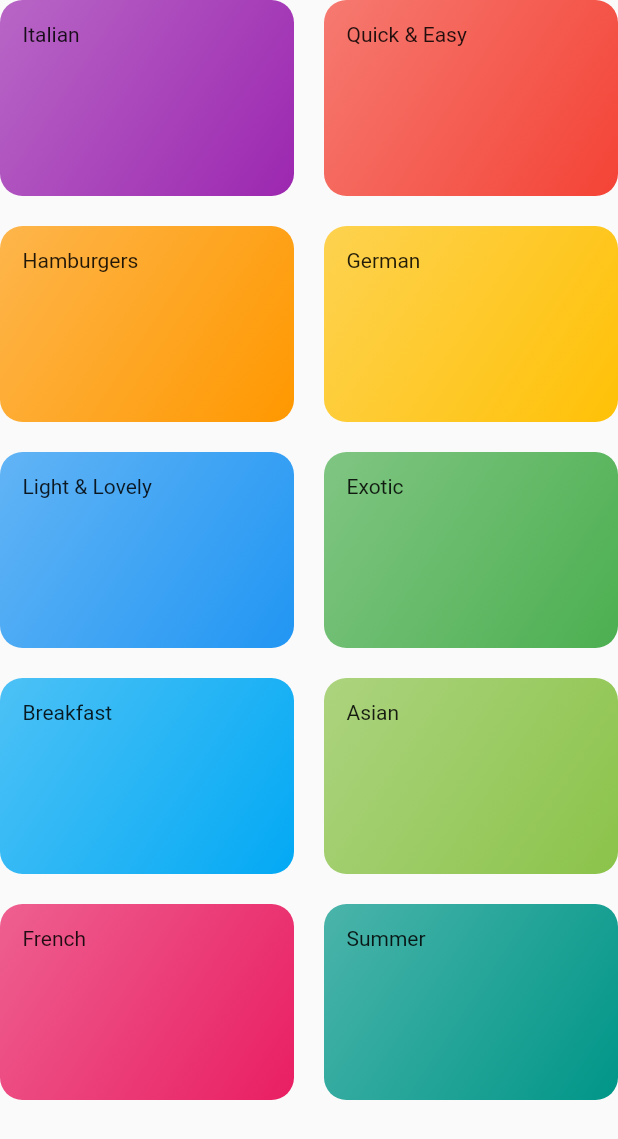
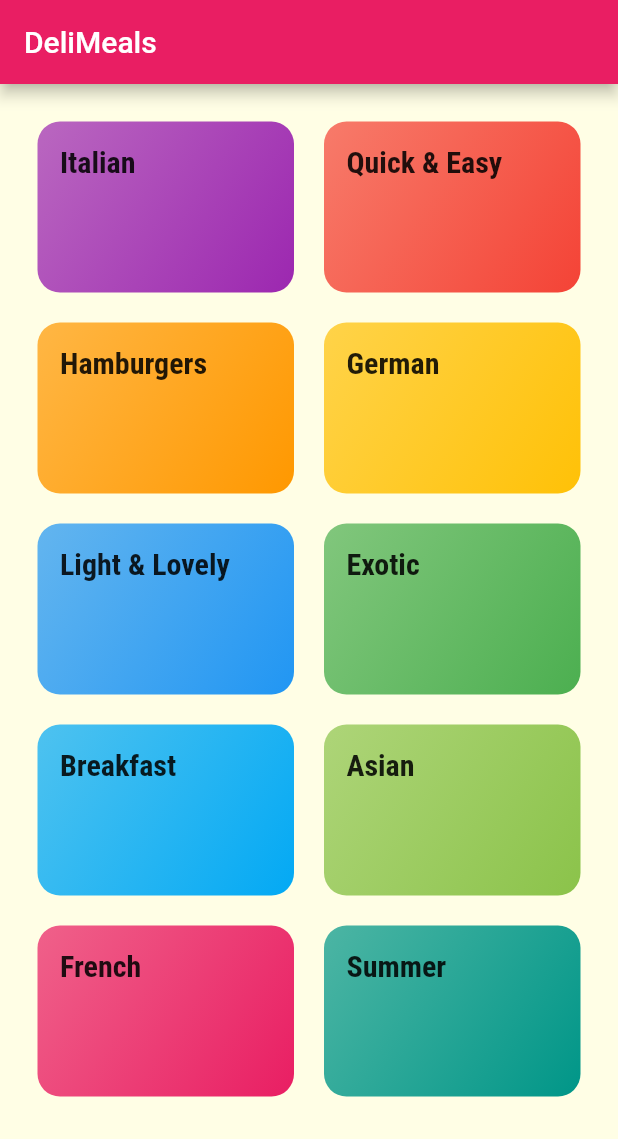
Before and after one commit to Arkadian404/flutter_meals_app, a Flutter app: the CategoriesScreen screen opened directly, on a phone screen of 412 x 824 dp. Shown: the top 1139 px of the screen. Run offline on Flutter 3.47's test engine with Material 2 defaults, Android fonts, the phone set to English and light mode, and no system bars.

```diff
--- a/lib/categories_screen.dart
+++ b/lib/categories_screen.dart
@@ -8,7 +8,12 @@ class CategoriesScreen extends StatelessWidget {
 
   @override
   Widget build(BuildContext context) {
-    return GridView(
+    return Scaffold(
+      appBar: AppBar(
+        title: const Text("DeliMeals"),
+      ),
+      body: GridView(
+        padding: EdgeInsets.all(25),
         children: DUMMY_CATEGORIES
             .map((catData) => CategoryItem(
                   catData.title,
@@ -21,6 +26,7 @@ class CategoriesScreen extends StatelessWidget {
           crossAxisSpacing: 20,
           mainAxisSpacing: 20,
         ),
+      ),
     );
   }
 }
--- a/lib/category_item.dart
+++ b/lib/category_item.dart
@@ -1,4 +1,5 @@
 import 'package:flutter/material.dart';
+import './category_meals_screen.dart';
 
 import './dummy_data.dart';
 
@@ -8,10 +9,27 @@ class CategoryItem extends StatelessWidget {
 
   CategoryItem(this.title, this.color);
 
+  void selectCategory(BuildContext ctx) {
+    Navigator.of(ctx).push(
+      MaterialPageRoute(
+        builder: (_) {
+          return CategoryMealsScreen();
+        },
+      ),
+    );
+  }
+
   @override
   Widget build(BuildContext context) {
-    return Container(
-      child: Text(title),
+    return InkWell(
+      onTap: () => selectCategory(context),
+      splashColor: Theme.of(context).primaryColor,
+      borderRadius: BorderRadius.circular(15),
+      child: Container(
+        child: Text(
+          title,
+          style: Theme.of(context).textTheme.titleMedium,
+        ),
         decoration: BoxDecoration(
           gradient: LinearGradient(
             colors: [color.withOpacity(0.7), color],
@@ -21,6 +39,7 @@ class CategoryItem extends StatelessWidget {
           borderRadius: BorderRadius.circular(15),
         ),
         padding: const EdgeInsets.all(15),
+      ),
     );
   }
 }
```
Also changed, not shown: lib/category_meals_screen.dart (added, +14 -0 lines), lib/main.dart (+16 -23 lines), pubspec.yaml (+18 -9 lines), assets/fonts/Raleway-Black.ttf (added), assets/fonts/Raleway-Bold.ttf (added), assets/fonts/Raleway-Regular.ttf (added), assets/fonts/RobotoCondensed-Bold.ttf (added), assets/fonts/RobotoCondensed-Italic.ttf (added), assets/fonts/RobotoCondensed-Light.ttf (added), assets/fonts/RobotoCondensed-Regular.ttf (added). Lines whose indentation alone changed are shown as unchanged.
